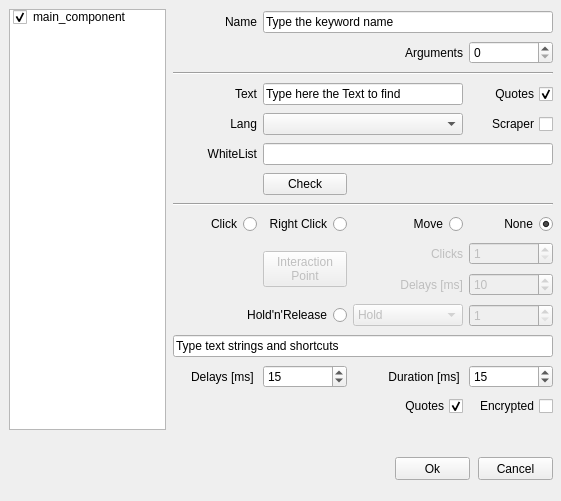
Above: alyvix/extra/robotide/qt_ui/alyvix_text_finder_properties_view.ui from alyvix/alyvix before the change. Below: the same form after it.
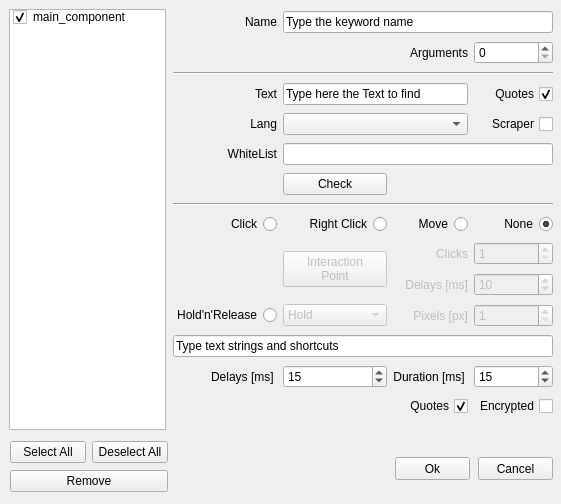
That is the form after the change.

Diff of the .ui file:
```diff
--- a/alyvix/extra/robotide/qt_ui/alyvix_text_finder_properties_view.ui
+++ b/alyvix/extra/robotide/qt_ui/alyvix_text_finder_properties_view.ui
@@ -7,7 +7,7 @@
     <x>0</x>
     <y>0</y>
     <width>561</width>
-    <height>501</height>
+    <height>504</height>
    </rect>
   </property>
   <property name="windowTitle">
@@ -544,19 +544,6 @@
        </property>
       </widget>
      </item>
-     <item row="12" column="0" colspan="2">
-      <widget class="QRadioButton" name="holdreleaseRadio">
-       <property name="layoutDirection">
-        <enum>Qt::RightToLeft</enum>
-       </property>
-       <property name="text">
-        <string>Hold'n'Release</string>
-       </property>
-       <attribute name="buttonGroup">
-        <string notr="true">buttonGroup_2</string>
-       </attribute>
-      </widget>
-     </item>
      <item row="11" column="2">
       <widget class="QLabel" name="labelClickDelay">
        <property name="enabled">
@@ -844,43 +831,6 @@
        </property>
       </widget>
      </item>
-     <item row="12" column="2">
-      <widget class="QComboBox" name="holdreleaseComboBox">
-       <property name="enabled">
-        <bool>false</bool>
-       </property>
-       <item>
-        <property name="text">
-         <string>Hold</string>
-        </property>
-       </item>
-       <item>
-        <property name="text">
-         <string>Release</string>
-        </property>
-       </item>
-       <item>
-        <property name="text">
-         <string>Release Up</string>
-        </property>
-       </item>
-       <item>
-        <property name="text">
-         <string>Release Down</string>
-        </property>
-       </item>
-       <item>
-        <property name="text">
-         <string>Release Left</string>
-        </property>
-       </item>
-       <item>
-        <property name="text">
-         <string>Release Right</string>
-        </property>
-       </item>
-      </widget>
-     </item>
      <item row="3" column="1" colspan="2">
       <widget class="QLineEdit" name="lineEditText">
        <property name="text">
@@ -904,6 +854,69 @@
      <item row="5" column="1" colspan="2">
       <widget class="QComboBox" name="comboBoxLang"/>
      </item>
+     <item row="12" column="0">
+      <widget class="QRadioButton" name="holdreleaseRadio">
+       <property name="layoutDirection">
+        <enum>Qt::RightToLeft</enum>
+       </property>
+       <property name="text">
+        <string>Hold'n'Release</string>
+       </property>
+       <attribute name="buttonGroup">
+        <string notr="true">buttonGroup_2</string>
+       </attribute>
+      </widget>
+     </item>
+     <item row="12" column="1">
+      <widget class="QComboBox" name="holdreleaseComboBox">
+       <property name="enabled">
+        <bool>false</bool>
+       </property>
+       <item>
+        <property name="text">
+         <string>Hold</string>
+        </property>
+       </item>
+       <item>
+        <property name="text">
+         <string>Release</string>
+        </property>
+       </item>
+       <item>
+        <property name="text">
+         <string>Release Up</string>
+        </property>
+       </item>
+       <item>
+        <property name="text">
+         <string>Release Down</string>
+        </property>
+       </item>
+       <item>
+        <property name="text">
+         <string>Release Left</string>
+        </property>
+       </item>
+       <item>
+        <property name="text">
+         <string>Release Right</string>
+        </property>
+       </item>
+      </widget>
+     </item>
+     <item row="12" column="2">
+      <widget class="QLabel" name="labelPixels">
+       <property name="enabled">
+        <bool>false</bool>
+       </property>
+       <property name="text">
+        <string>Pixels [px]</string>
+       </property>
+       <property name="alignment">
+        <set>Qt::AlignRight|Qt::AlignTrailing|Qt::AlignVCenter</set>
+       </property>
+      </widget>
+     </item>
     </layout>
    </widget>
   </widget>
@@ -1236,6 +1249,39 @@
     <set>Qt::AlignRight|Qt::AlignTrailing|Qt::AlignVCenter</set>
    </property>
   </widget>
+  <widget class="QWidget" name="gridLayoutWidget_3">
+   <property name="geometry">
+    <rect>
+     <x>10</x>
+     <y>440</y>
+     <width>158</width>
+     <height>54</height>
+    </rect>
+   </property>
+   <layout class="QGridLayout" name="gridLayout_3">
+    <item row="0" column="0">
+     <widget class="QPushButton" name="pushButtonSelAll">
+      <property name="text">
+       <string>Select All</string>
+      </property>
+     </widget>
+    </item>
+    <item row="0" column="1">
+     <widget class="QPushButton" name="pushButtonDesAll">
+      <property name="text">
+       <string>Deselect All</string>
+      </property>
+     </widget>
+    </item>
+    <item row="1" column="0" colspan="2">
+     <widget class="QPushButton" name="pushButtonDelete">
+      <property name="text">
+       <string>Remove</string>
+      </property>
+     </widget>
+    </item>
+   </layout>
+  </widget>
  </widget>
  <resources/>
  <connections/>
```
Left out of the diff: 115 changed lines with no effect on the pictures.
